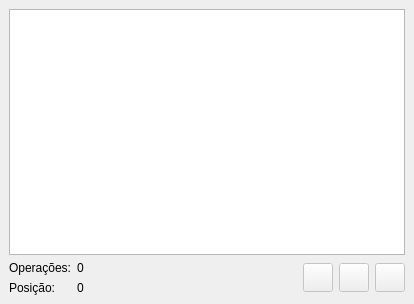
Above: pgmodeler_ui/ui/listaoperacoeswidget.ui from erdincay/pgmodeler-old before the change. Below: the same form after it.
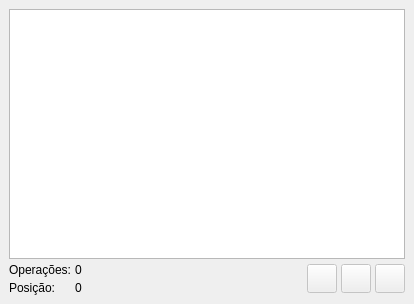
That is the form after the change. Icons and pictures are not drawn.

Diff of the .ui file:
```diff
--- a/pgmodeler_ui/ui/listaoperacoeswidget.ui
+++ b/pgmodeler_ui/ui/listaoperacoeswidget.ui
@@ -28,6 +28,9 @@
     <bool>true</bool>
    </property>
    <layout class="QGridLayout" name="gridLayout_2">
+    <property name="spacing">
+     <number>4</number>
+    </property>
     <item row="0" column="0" colspan="3">
      <widget class="QTreeWidget" name="operacoes_tw">
       <property name="enabled">
```
